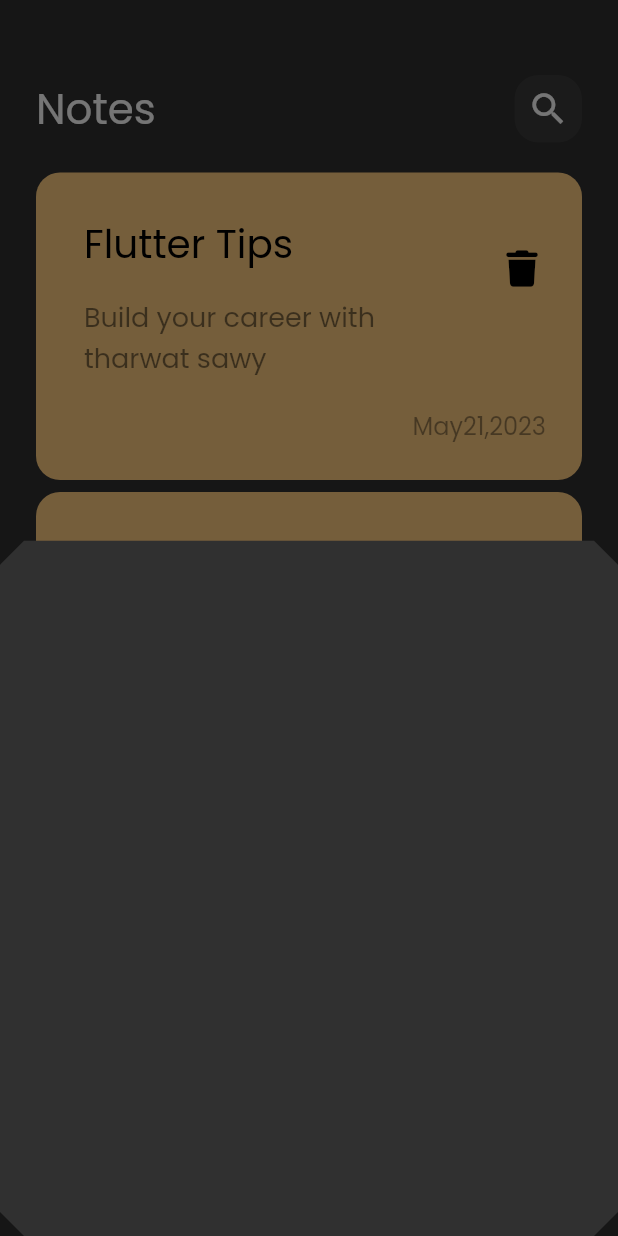
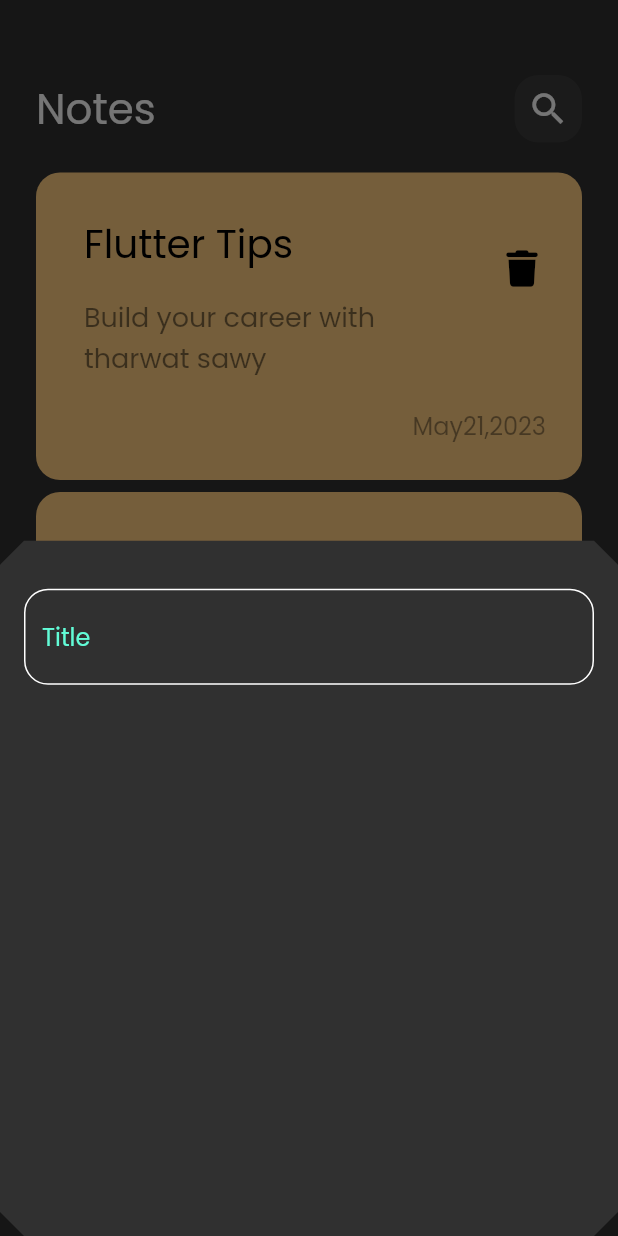
Before and after one commit to Alawi-Alhamid/notes_app, a Flutter app: the screen it shows after launch, after a tap on the "add" icon, on a phone screen of 412 x 824 dp. Run offline on Flutter 3.47's test engine with Material 2 defaults, Android fonts, the phone set to English and light mode, and no system bars; our stand-ins replace font_awesome_flutter.

Commit message:
custom_text_filed.dart

```diff
--- /dev/null
+++ b/lib/constants.dart
@@ -0,0 +1,3 @@
+import 'package:flutter/animation.dart';
+
+const kPrimaryColor= const Color(0xff62FCD7);
--- a/lib/views/widgets/add_note_bottom_sheet.dart
+++ b/lib/views/widgets/add_note_bottom_sheet.dart
@@ -1,9 +1,20 @@
 import 'package:flutter/material.dart';
+import 'package:notes_app/views/widgets/custom_text_filed.dart';
 class AddNoteBottomSheet extends StatelessWidget {
   const AddNoteBottomSheet({Key? key}) : super(key: key);
 
   @override
   Widget build(BuildContext context) {
-    return Container();
+    return Padding(
+      padding:const EdgeInsets.symmetric(horizontal: 16),
+      child: Column(
+        children: [
+          SizedBox(
+            height: 32,
+          ),
+          CustomTextField(),
+        ],
+      ),
+    );
   }
 }
--- /dev/null
+++ b/lib/views/widgets/custom_text_filed.dart
@@ -0,0 +1,31 @@
+import 'package:flutter/material.dart';
+import 'package:notes_app/constants.dart';
+
+class CustomTextField extends StatelessWidget {
+  const CustomTextField({Key? key}) : super(key: key);
+
+  @override
+  Widget build(BuildContext context) {
+    return TextField(
+
+      cursorColor: kPrimaryColor,
+      decoration: InputDecoration(
+        hintText: 'Title',
+        hintStyle: const TextStyle(
+          color: kPrimaryColor,
+        ),
+        border: buildBorder() ,
+      enabledBorder: buildBorder(),
+        focusedBorder: buildBorder(kPrimaryColor),
+
+      ),
+    );
+  }
+  OutlineInputBorder buildBorder([color]) {
+   return OutlineInputBorder(
+      borderRadius: BorderRadius.circular(16),
+      borderSide:  BorderSide(color:color ?? Colors.white),
+    );
+
+  }
+}
```
